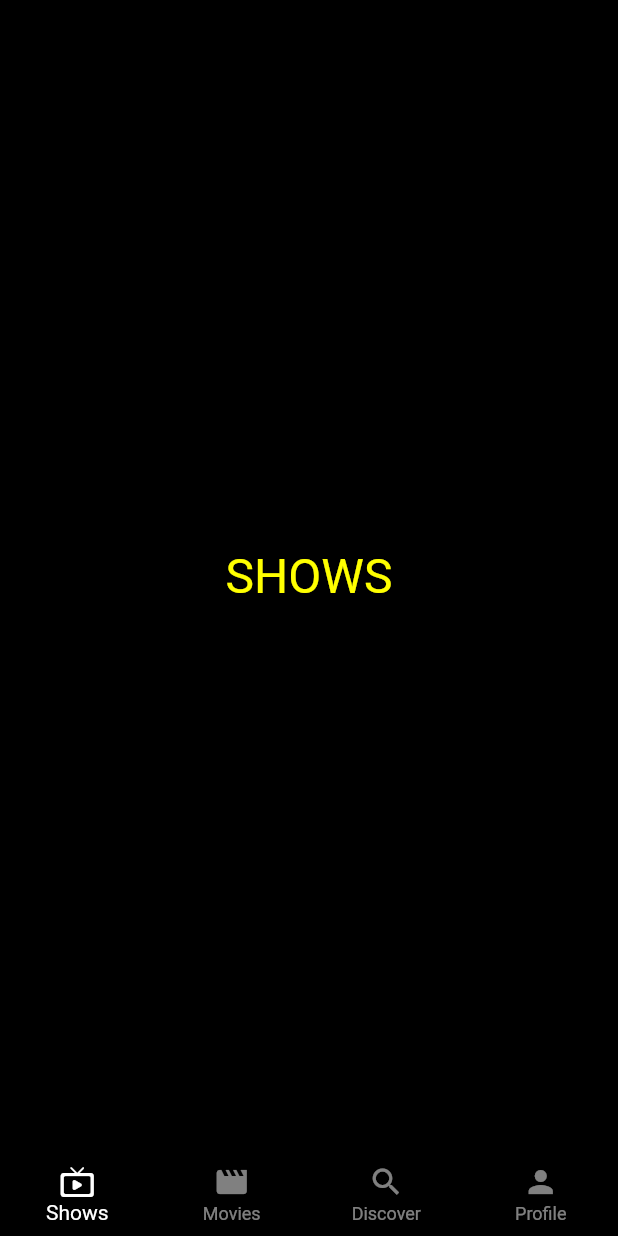
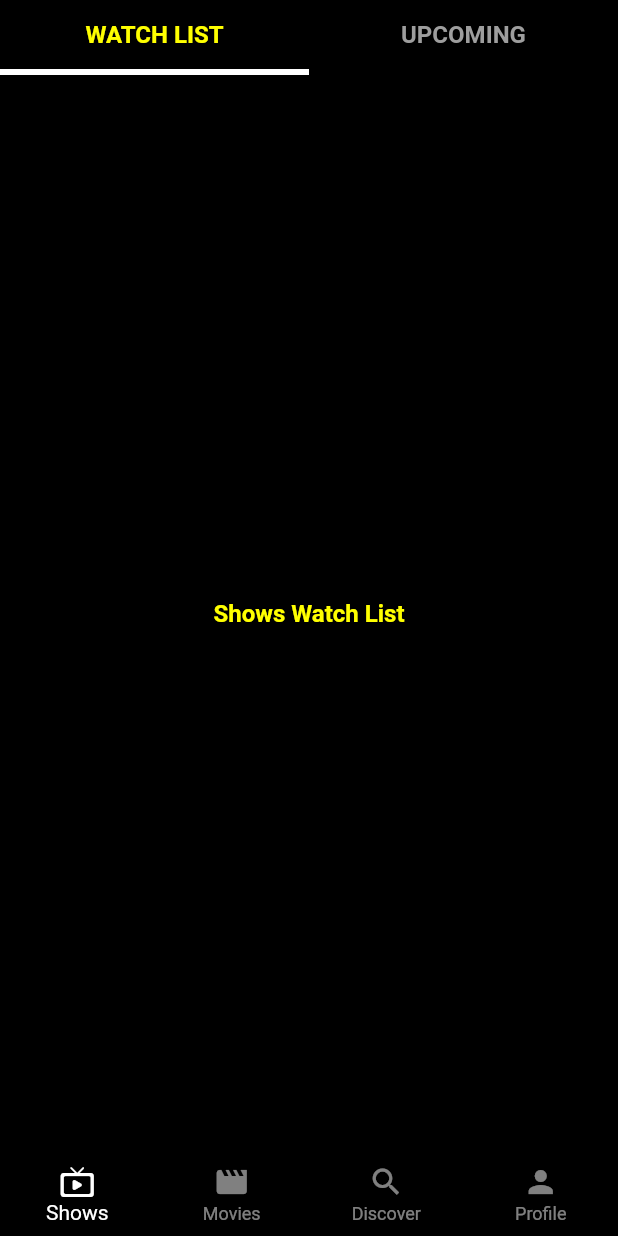
Before and after one commit to mjwaghmare/tv_time_clone, a Flutter app: the screen it shows after launch, on a phone screen of 412 x 824 dp. Run offline on Flutter 3.47's test engine with Material 2 defaults, Android fonts, the phone set to English and light mode, and no system bars.

Commit message:
- added appbars to shows and movies sections with respective screens

```diff
--- a/lib/screens/shows/shows_section.dart
+++ b/lib/screens/shows/shows_section.dart
@@ -1,5 +1,8 @@
 import 'package:flutter/material.dart';
-import 'package:tv_time_clone/screens/utils/app_colors.dart';
+import 'package:tv_time_clone/screens/shows/shows_upcoming.dart';
+import 'package:tv_time_clone/screens/shows/shows_watch_list.dart';
+
+import '../utils/app_colors.dart';
 
 class Shows extends StatefulWidget {
   const Shows({Key key}) : super(key: key);
@@ -11,13 +14,29 @@ class Shows extends StatefulWidget {
 class _ShowsState extends State<Shows> {
   @override
   Widget build(BuildContext context) {
-    return const Scaffold(
-      backgroundColor: AppColors.blackColor,
-      body: Center(
-        child: Text(
-          'SHOWS',
-          style: TextStyle(color: AppColors.yellowColor, fontSize: 32),
-        ),
+    return const SafeArea(
+      child: DefaultTabController(
+        length: 2,
+        child: Scaffold(
+            backgroundColor: AppColors.blackColor,
+            appBar: PreferredSize(
+              preferredSize: Size.fromHeight(kToolbarHeight),
+              child: SizedBox(
+                height: 50.0,
+                child: TabBar(
+                  unselectedLabelColor: Colors.grey,
+                  labelColor: AppColors.yellowColor,
+                  labelStyle: TextStyle(fontWeight: FontWeight.bold, fontSize: 16),
+                  indicatorColor: AppColors.whiteColor,
+                  indicatorWeight: 4.0,
+                  tabs: [
+                    Text("WATCH LIST"),
+                    Text("UPCOMING"),
+                  ],
+                ),
+              ),
+            ),
+            body: TabBarView(children: [ShowsWatchList(), ShowsUpcoming()])),
       ),
     );
   }
--- /dev/null
+++ b/lib/screens/shows/shows_watch_list.dart
@@ -0,0 +1,27 @@
+import 'package:flutter/material.dart';
+import 'package:tv_time_clone/screens/utils/app_colors.dart';
+
+class ShowsWatchList extends StatefulWidget {
+  const ShowsWatchList({Key key}) : super(key: key);
+
+  @override
+  _ShowsWatchListState createState() => _ShowsWatchListState();
+}
+
+class _ShowsWatchListState extends State<ShowsWatchList> {
+  @override
+  Widget build(BuildContext context) {
+    return Container(
+      child: Center(
+        child: Text(
+          "Shows Watch List",
+          style: TextStyle(
+            fontWeight: FontWeight.bold,
+            fontSize: 16,
+            color: AppColors.yellowColor,
+          ),
+        ),
+      ),
+    );
+  }
+}
--- a/lib/screens/utils/app_colors.dart
+++ b/lib/screens/utils/app_colors.dart
@@ -5,6 +5,6 @@ class AppColors {
   final Color primaryColor;
   static const Color yellowColor = Colors.yellowAccent;
   static const Color blackColor = Color(0xFF000000);
-  static const Color greyColor = Color(0xFF181818);
+  static const Color greyColor = Colors.grey;
   static const Color whiteColor = Colors.white;
 }
```
Also changed, not shown: lib/main.dart (+8 -4 lines), lib/screens/Movies/movies_section.dart (+27 -8 lines), lib/screens/Movies/movies_upcoming.dart (added, +27 -0 lines), lib/screens/Movies/movies_watch_list.dart (added, +28 -0 lines), lib/screens/shows/shows_upcoming.dart (added, +27 -0 lines).
